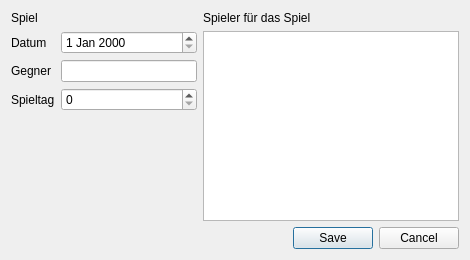
Before: the Qt Designer form addGameDialogView.ui in morpheus686/kegelkasse_python, drawn with Qt 5.
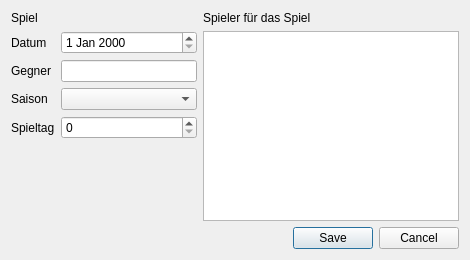
After: the same form once the commit is applied.

Commit message: Funktionaliäten: - aktuelle Datenbank eingefügt und Anpassungen an den Entities - Saison kann nun auch im Spiel erstellen ausgewählt werden

Diff of the .ui file:
```diff
--- a/addGameDialogView.ui
+++ b/addGameDialogView.ui
@@ -28,10 +28,27 @@
      </item>
      <item row="1" column="0">
       <layout class="QGridLayout" name="gridLayout_3">
+       <item row="0" column="1">
+        <widget class="QDateEdit" name="dateEdit"/>
+       </item>
        <item row="1" column="1">
         <widget class="QLineEdit" name="opponentLineEdit"/>
        </item>
+       <item row="1" column="0">
+        <widget class="QLabel" name="label_3">
+         <property name="text">
+          <string>Gegner</string>
+         </property>
+        </widget>
+       </item>
        <item row="3" column="0">
+        <widget class="QLabel" name="label_2">
+         <property name="text">
+          <string>Spieltag</string>
+         </property>
+        </widget>
+       </item>
+       <item row="4" column="0">
         <spacer name="verticalSpacer">
          <property name="orientation">
           <enum>Qt::Orientation::Vertical</enum>
@@ -44,6 +61,9 @@
          </property>
         </spacer>
        </item>
+       <item row="3" column="1">
+        <widget class="QSpinBox" name="daySpinBox"/>
+       </item>
        <item row="0" column="0">
         <widget class="QLabel" name="label_5">
          <property name="text">
@@ -51,25 +71,15 @@
          </property>
         </widget>
        </item>
-       <item row="1" column="0">
-        <widget class="QLabel" name="label_3">
-         <property name="text">
-          <string>Gegner</string>
-         </property>
-        </widget>
-       </item>
-       <item row="2" column="0">
-        <widget class="QLabel" name="label_2">
-         <property name="text">
-          <string>Spieltag</string>
-         </property>
-        </widget>
-       </item>
-       <item row="0" column="1">
-        <widget class="QDateEdit" name="dateEdit"/>
-       </item>
        <item row="2" column="1">
-        <widget class="QSpinBox" name="daySpinBox"/>
+        <widget class="QComboBox" name="seasonComboBox"/>
+       </item>
+       <item row="2" column="0">
+        <widget class="QLabel" name="seasonLabel">
+         <property name="text">
+          <string>Saison</string>
+         </property>
+        </widget>
        </item>
       </layout>
      </item>
```
The commit also changes 15 other files.
